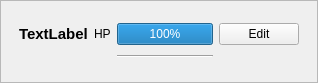
Old version of the form app/view/forms/bosspanel.ui in the repository r0nd0ud0u/qt-rpg.
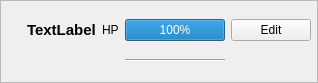
New version of the form.

The edit to the form file:
```diff
--- a/app/view/forms/bosspanel.ui
+++ b/app/view/forms/bosspanel.ui
@@ -43,12 +43,59 @@
      <property name="frameShadow">
       <enum>QFrame::Raised</enum>
      </property>
-     <layout class="QVBoxLayout" name="verticalLayout">
+     <layout class="QHBoxLayout" name="horizontalLayout_2" stretch="0,0">
+      <property name="spacing">
+       <number>0</number>
+      </property>
+      <property name="leftMargin">
+       <number>0</number>
+      </property>
+      <property name="topMargin">
+       <number>0</number>
+      </property>
+      <property name="rightMargin">
+       <number>0</number>
+      </property>
+      <property name="bottomMargin">
+       <number>0</number>
+      </property>
+      <item>
+       <widget class="QWidget" name="active_widget" native="true">
+        <property name="minimumSize">
+         <size>
+          <width>20</width>
+          <height>0</height>
+         </size>
+        </property>
+        <property name="maximumSize">
+         <size>
+          <width>20</width>
+          <height>16777215</height>
+         </size>
+        </property>
+        <layout class="QHBoxLayout" name="horizontalLayout_3"/>
+       </widget>
+      </item>
       <item>
        <widget class="QWidget" name="info_widget" native="true">
         <layout class="QGridLayout" name="gridLayout">
+         <property name="leftMargin">
+          <number>6</number>
+         </property>
+         <property name="topMargin">
+          <number>6</number>
+         </property>
+         <property name="rightMargin">
+          <number>6</number>
+         </property>
+         <property name="bottomMargin">
+          <number>6</number>
+         </property>
+         <property name="spacing">
+          <number>6</number>
+         </property>
          <item row="0" column="1">
-          <widget class="QLabel" name="hp_label">
+          <widget class="QLabel" name="name_label">
            <property name="sizePolicy">
             <sizepolicy hsizetype="Preferred" vsizetype="Preferred">
              <horstretch>0</horstretch>
@@ -57,15 +104,23 @@
            </property>
            <property name="font">
             <font>
-             <pointsize>9</pointsize>
+             <pointsize>11</pointsize>
+             <bold>true</bold>
             </font>
            </property>
            <property name="text">
-            <string>HP</string>
+            <string>TextLabel</string>
            </property>
           </widget>
          </item>
-         <item row="0" column="2">
+         <item row="0" column="4">
+          <widget class="QPushButton" name="edit_button">
+           <property name="text">
+            <string>Edit</string>
+           </property>
+          </widget>
+         </item>
+         <item row="0" column="3">
           <widget class="QProgressBar" name="hp_bar">
            <property name="sizePolicy">
             <sizepolicy hsizetype="Expanding" vsizetype="Fixed">
@@ -78,39 +133,31 @@
            </property>
           </widget>
          </item>
-         <item row="1" column="2">
+         <item row="0" column="2">
+          <widget class="QLabel" name="hp_label">
+           <property name="sizePolicy">
+            <sizepolicy hsizetype="Preferred" vsizetype="Preferred">
+             <horstretch>0</horstretch>
+             <verstretch>0</verstretch>
+            </sizepolicy>
+           </property>
+           <property name="font">
+            <font>
+             <pointsize>9</pointsize>
+            </font>
+           </property>
+           <property name="text">
+            <string>HP</string>
+           </property>
+          </widget>
+         </item>
+         <item row="1" column="3">
           <widget class="Line" name="line">
            <property name="orientation">
             <enum>Qt::Horizontal</enum>
            </property>
           </widget>
          </item>
-         <item row="0" column="0">
-          <widget class="QLabel" name="name_label">
-           <property name="sizePolicy">
-            <sizepolicy hsizetype="Preferred" vsizetype="Preferred">
-             <horstretch>0</horstretch>
-             <verstretch>0</verstretch>
-            </sizepolicy>
-           </property>
-           <property name="font">
-            <font>
-             <pointsize>11</pointsize>
-             <bold>true</bold>
-            </font>
-           </property>
-           <property name="text">
-            <string>TextLabel</string>
-           </property>
-          </widget>
-         </item>
-         <item row="0" column="3">
-          <widget class="QPushButton" name="edit_button">
-           <property name="text">
-            <string>Edit</string>
-           </property>
-          </widget>
-         </item>
         </layout>
        </widget>
       </item>
```
